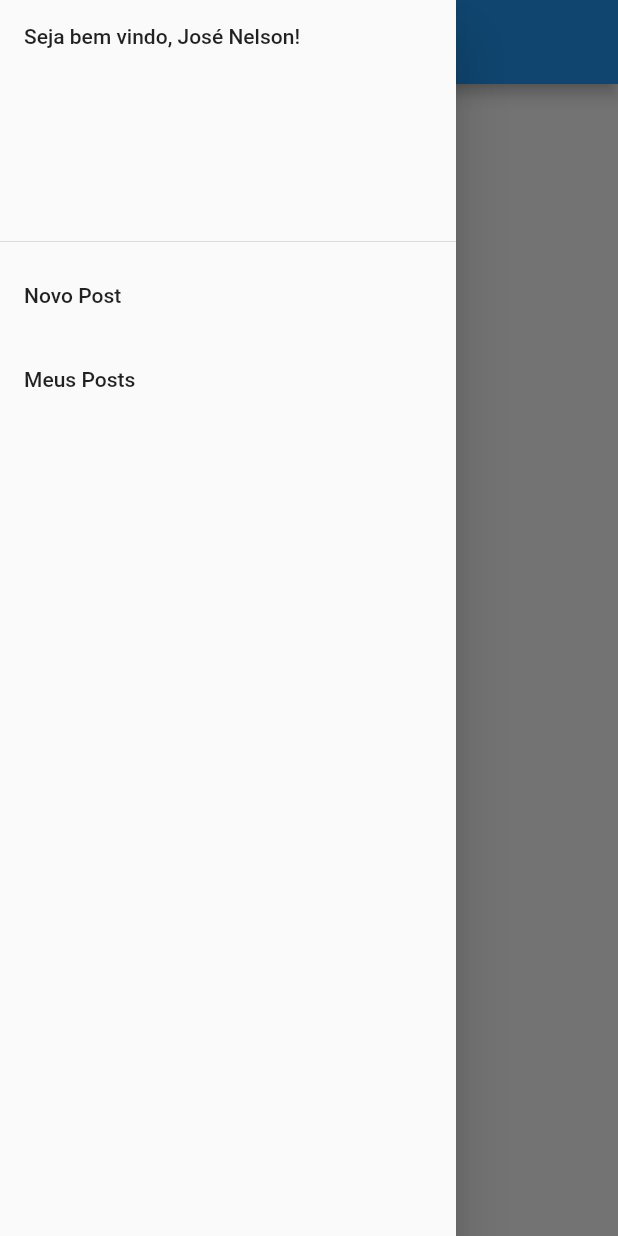
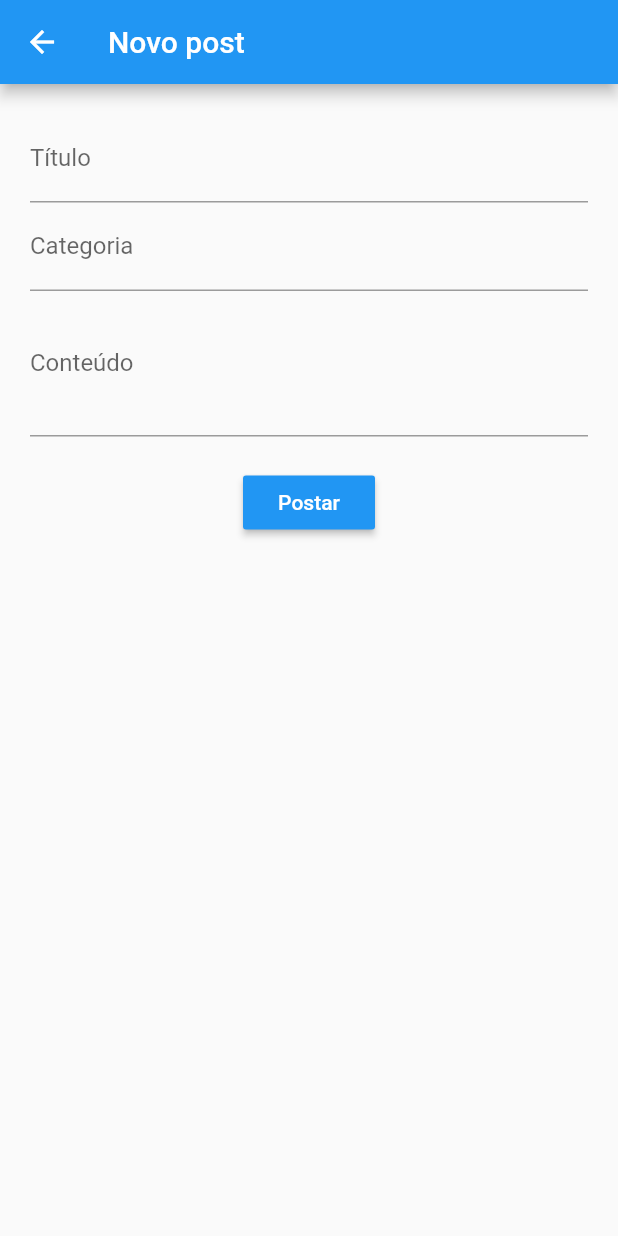
Before and after one commit to josenelsoncultri/AskFlutter, a Flutter app: the screen it shows after launch, in the side drawer, after a tap on "Novo Post", on a phone screen of 412 x 824 dp. Run offline on Flutter 3.47's test engine with Material 2 defaults, Android fonts, the phone set to English and light mode, and no system bars.

Commit message:
new_post.dart

```diff
--- a/askflutter/lib/menu.dart
+++ b/askflutter/lib/menu.dart
@@ -1,10 +1,13 @@
 import 'package:flutter/material.dart';
 import 'package:flutter/widgets.dart';
+import 'package:askflutter/new_post.dart';
+
 
 class Menu extends StatefulWidget
 {
   @override
   _MenuState createState() => _MenuState();
+
 }
 
 class _MenuState extends State<Menu>{
@@ -21,6 +24,11 @@ class _MenuState extends State<Menu>{
               title:Text("Novo Post"),
               onTap: () {
 
+                Navigator.of(context)
+                .push(MaterialPageRoute<Null>(builder: (BuildContext context) {
+             return new FormPage();
+            }));
+
               }
             ),
             ListTile(
--- /dev/null
+++ b/askflutter/lib/new_post.dart
@@ -0,0 +1,98 @@
+import 'package:flutter/material.dart';
+import 'package:flutter/widgets.dart';
+
+
+class FormPage extends StatefulWidget {
+  @override
+  _FormPageState createState() => new _FormPageState();
+
+}
+
+class _FormPageState extends State<FormPage> {
+  final scaffoldKey = new GlobalKey<ScaffoldState>();
+  final formKey = new GlobalKey<FormState>();
+
+  String _titulo;
+  String _categoria;
+  String _conteudo;
+
+
+  @override
+  void initState() {
+    // TODO: implement initState
+    super.initState();
+  }
+
+  @override
+  void dispose() {
+    // TODO: implement dispose
+    super.dispose();
+  }
+
+  void _submit() {
+    final form = formKey.currentState;
+
+    if (1 < 0 ) {
+      form.save();
+
+      performLogin();
+    }
+  }
+
+  void performLogin() {
+    final snackbar = new SnackBar(
+      content: new Text("Email : $_titulo, password : $_categoria"),
+    );
+    scaffoldKey.currentState.showSnackBar(snackbar);
+  }
+
+  @override
+  Widget build(BuildContext context) {
+    return new Scaffold(
+        key: scaffoldKey,
+        resizeToAvoidBottomPadding: false,
+        appBar: new AppBar(
+          title: new Text("Novo post"),
+        ),
+        body: new Padding(
+          padding: const EdgeInsets.all(20.0),
+          child: new Form(
+            key: formKey,
+            child: new Column(
+              children: <Widget>[
+                new TextFormField(
+                  decoration: new InputDecoration(labelText: "Título"),
+
+                  onSaved: (val) => _titulo = val,
+                ),
+                new TextFormField(
+                  decoration: new InputDecoration(labelText: "Categoria"),
+
+                  onSaved: (val) => _categoria = val,
+
+                ),
+                new TextFormField(
+                  maxLines: 3,
+                  decoration: new InputDecoration(labelText: "Conteúdo"),
+
+                  onSaved: (val) => _conteudo = val,
+
+                ),
+                new Padding(
+                  padding: const EdgeInsets.only(top: 20.0),
+
+                ),
+                new RaisedButton(
+                  child: new Text(
+                    "Postar",
+                    style: new TextStyle(color: Colors.white),
+                  ),
+                  color: Colors.blue,
+                  onPressed: _submit,
+                )
+              ],
+            ),
+          ),
+        ));
+  }
+}
```
